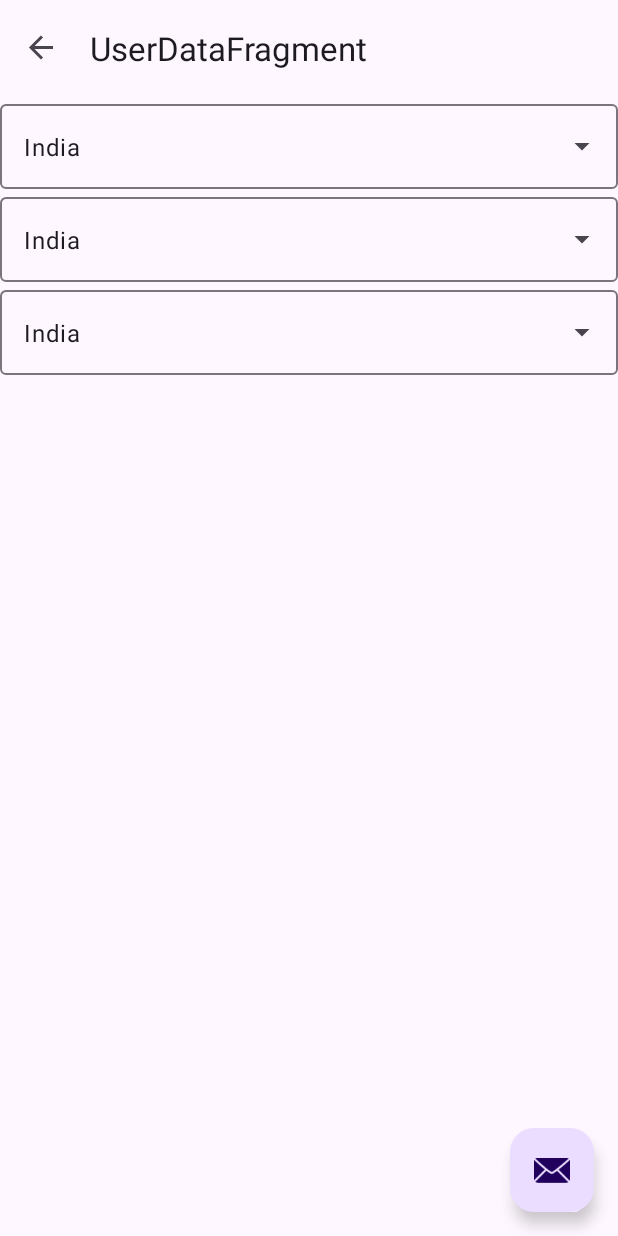
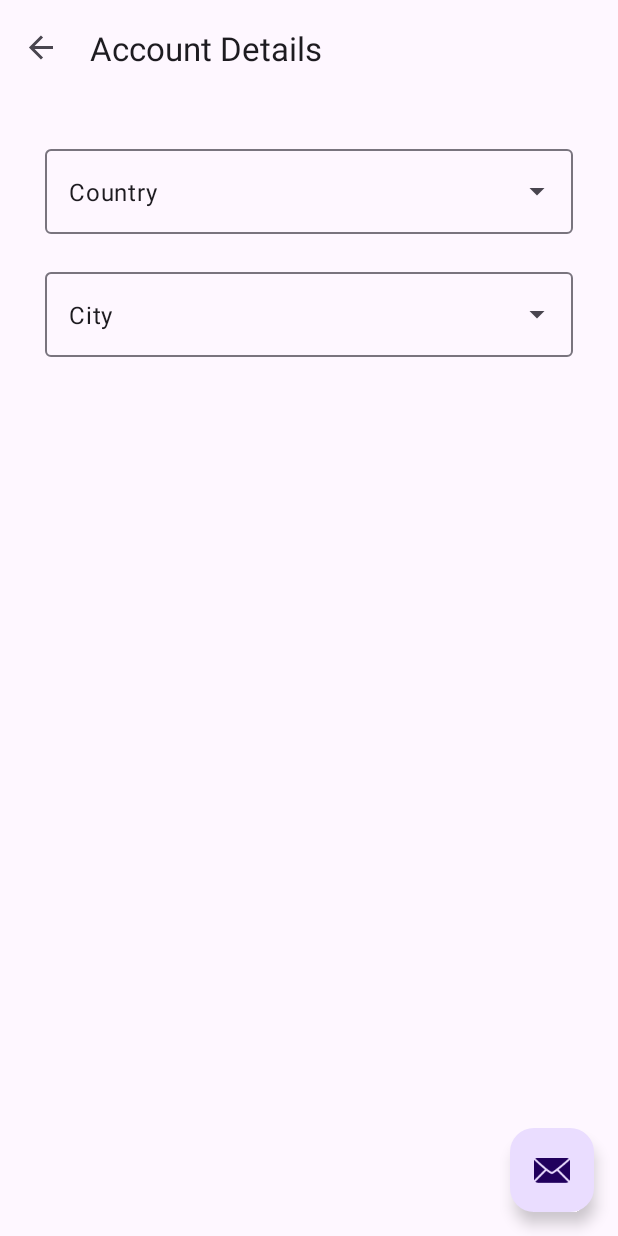
Before and after one commit to labmember003/UniKit, an Android app: the UserDataFragment screen opened through its navigation route, on a phone screen of 412 x 824 dp. Run offline under Robolectric (Android 15) with nearby library versions, the phone set to English and light mode, and no system bars; our stand-ins replace navigation-ui; 5 statements that could not run were skipped.

Commit message:
taking input of countries and states successfully

```diff
--- a/app/src/main/java/com/falcon/unikit/login/UserDataFragment.kt
+++ b/app/src/main/java/com/falcon/unikit/login/UserDataFragment.kt
@@ -1,7 +1,7 @@
 package com.falcon.unikit.login
 
+import RegionApi
 import android.R
-import android.location.Geocoder
 import android.os.Bundle
 import android.util.Log
 import android.view.LayoutInflater
@@ -11,24 +11,13 @@ import android.widget.ArrayAdapter
 import android.widget.Toast
 import androidx.fragment.app.Fragment
 import com.falcon.unikit.databinding.FragmentUserDataBinding
-import com.falcon.unikit.network.Country
-//import com.falcon.unikit.network.RegionApi
-import com.falcon.unikit.network.StateResponse
 import kotlinx.coroutines.CoroutineScope
 import kotlinx.coroutines.Dispatchers
 import kotlinx.coroutines.Job
 import kotlinx.coroutines.launch
 import java.util.*
-import com.jakewharton.retrofit2.adapter.kotlin.coroutines.CoroutineCallAdapterFactory
-import com.squareup.moshi.Moshi
-import kotlinx.coroutines.Deferred
-import okhttp3.Interceptor
-import okhttp3.OkHttpClient
-import okhttp3.Request
-import retrofit2.Retrofit
-import retrofit2.converter.moshi.MoshiConverterFactory
-import retrofit2.http.GET
 
+var countryCode = ""
 
 class UserDataFragment : Fragment() {
 
@@ -41,149 +30,41 @@ class UserDataFragment : Fragment() {
     ): View {
 
         _binding = FragmentUserDataBinding.inflate(inflater, container, false)
-
-
-        val countryCodes = Locale.getISOCountries()
-
-        val countryNames = countryCodes.map { Locale("", it).displayCountry }
-        val adapter = ArrayAdapter(requireContext(), R.layout.simple_dropdown_item_1line, countryNames)
-        binding.autoCompleteTextView.setAdapter(adapter)
-//
-//        val geocoder = Geocoder(requireContext(), Locale.getDefault())
-//        val addresses = geocoder.getFromLocationName("India", 1)
-//        val cityNames = addresses?.map { it.locality } as kotlin.collections.List
-//        val cityNamess = addresses?.map { it.locality }
-////        Toast.makeText(requireContext(), cityNamess?.get(0), Toast.LENGTH_SHORT).show()
-//        val spinnerCity = binding.spinnerCity
-//        val adapter2 = ArrayAdapter<String>(requireContext(), android.R.layout.simple_spinner_item, cityNames)
-//        spinnerCity.adapter = adapter2
-//        adapter2.setDropDownViewResource(android.R.layout.simple_spinner_dropdown_item)
-//
-//        val geocoder = Geocoder(requireContext(), Locale.getDefault())
-//        val addresses = geocoder.getFromLocationName("Australia", 100)
-//        val cityNames = addresses?.mapNotNull { it.locality }
-//        Toast.makeText(requireContext(), cityNames?.size.toString(), Toast.LENGTH_SHORT).show()
-
-
-
-
-
-        var viewModelJob = Job()
-        val coroutineScope = CoroutineScope(viewModelJob + Dispatchers.Main )
+        val viewModelJob = Job()
+        val coroutineScope = CoroutineScope(viewModelJob + Dispatchers.Main)
         coroutineScope.launch {
             try {
                 Toast.makeText(requireContext(), "IN", Toast.LENGTH_SHORT).show()
-                var countryList = RegionApi.apiService.getCountriesAsync().await().map { it.countryName } as MutableList<String>
+                val countryLists = RegionApi.apiService.getCountriesAsync().await()
+                val countryList =  countryLists.map { it.countryName } as MutableList<String>
                 val adapter2 = ArrayAdapter(requireContext(), R.layout.simple_dropdown_item_1line, countryList)
                 binding.countriesAutoCompleteTextView.setAdapter(adapter2)
-//                val stateListOfCountry = RegionApi.apiService.getStates().await()[1].cityName
-//                binding.countriesAutoCompleteTextView.setOnItemClickListener()
-//                countryList[0]
-                var statesList = RegionApi.apiService.getStates().await().map { it.cityName } as MutableList<String>
+                var statesList = RegionApi.apiService.getStates("IN").await().map { it.cityName } as MutableList<String>
                 binding.countriesAutoCompleteTextView.setOnItemClickListener { parent, view, position, id ->
-//                    Toast.makeText(requireContext(), position, Toast.LENGTH_SHORT).show()
-//                    val stateListOfCountry = RegionApi.apiService.getStates().await()[position].cityName
-//                    getStates().await().map { it.cityName } as MutableList<String>
-//                    val stateListOfCountry = RegionApi.apiService.getStates().await()
-//                    [position].cityName
-//                        setStateList(stateListOfCountry, position)
+                    binding.statesAutoCompleteTextView.setText("City")
+                    countryCode = countryLists[position].countryCode
+                    coroutineScope.launch {
+                        val stateList = RegionApi.apiService.getStates(countryCode).await().map { it.cityName } as MutableList<String>
+                        binding.statesAutoCompleteTextView.visibility = View.VISIBLE
+                        binding.stateTextInputLayout.visibility = View.VISIBLE
+                        if (stateList.isEmpty()) {
+                            binding.statesAutoCompleteTextView.visibility = View.INVISIBLE
+                            binding.stateTextInputLayout.visibility = View.INVISIBLE
+                        }
+                        val adapter3 = ArrayAdapter(requireContext(), R.layout.simple_dropdown_item_1line, stateList)
+                        binding.statesAutoCompleteTextView.setAdapter(adapter3)
+                    }
                 }
-//                fun setStateList(stateListOfCountry: String, position: Int) {
-
-//                }
             } catch (e: Exception) {
                 Log.e("tatti", e.stackTraceToString())
                 Toast.makeText(requireContext(), "OUT", Toast.LENGTH_SHORT).show()
             }
         }
-
-        var viewModelJobb = Job()
-        val coroutineScopee = CoroutineScope(viewModelJobb + Dispatchers.Main )
-        coroutineScopee.launch {
-            try {
-                Toast.makeText(requireContext(), "INn", Toast.LENGTH_SHORT).show()
-                val stateList = RegionApi.apiService.getStates().await().map { it.cityName } as MutableList<String>
-                val adapter3 = ArrayAdapter(requireContext(), R.layout.simple_dropdown_item_1line, stateList)
-                binding.statesAutoCompleteTextView.setAdapter(adapter3)
-//                Toast.makeText(requireContext(), stateList[5], Toast.LENGTH_SHORT).show()
-            } catch (e: Exception) {
-                Log.e("tatti", e.stackTraceToString())
-                Toast.makeText(requireContext(), "OUT", Toast.LENGTH_SHORT).show()
-            }
-        }
-
         return binding.root
-
-
-
-//        https://api.geonames.org
-
     }
 
     override fun onDestroyView() {
         super.onDestroyView()
         _binding = null
     }
-
-
 }
-/*
-val stateListOfCountry = RegionApi.apiService.getStates().await()[position].cityName
- */
-
-
-
-
-
-
-
-
-
-
-
-
-
-
-
-private const val BASE_URL = "https://api.countrystatecity.in/v1/"
-
-private val moshi = Moshi.Builder().build()
-
-private val retrofit = Retrofit.Builder()
-    .addConverterFactory(MoshiConverterFactory.create(moshi))
-    .addCallAdapterFactory(CoroutineCallAdapterFactory())
-    .baseUrl(BASE_URL)
-    .client(OkHttpClient().newBuilder().addInterceptor { chain: Interceptor.Chain ->
-        val original: Request = chain.request()
-        val authorized: Request = original.newBuilder()
-            .addHeader("X-CSCAPI-KEY", "R3FsUnlwVVpBSUE5RDVkTDRiZGlUSUVFT3dCajZ3aHpKSmJqQmhSTg==")
-            .build()
-        chain.proceed(authorized)
-    }.build())
-    .build()
-
-
-interface ApiService {
-    @GET("countries")
-    fun getCountriesAsync():
-            Deferred<List<Country>>
-
-    @GET("countries/IN/states")
-    fun getStates():
-            Deferred<List<StateResponse>>
-}
-
-
-/*
-client.setHostnameVerifier(new HostnameVerifier() {
-            @Override
-            public boolean verify(String hostname, SSLSession session) {
-                return true;
-            }
-        });
- */
-object RegionApi {
-    val apiService: ApiService by lazy {
-        retrofit.create(ApiService::class.java)
-    }
-}
--- a/app/src/main/res/layout/fragment_user_data.xml
+++ b/app/src/main/res/layout/fragment_user_data.xml
@@ -3,8 +3,10 @@
     xmlns:tools="http://schemas.android.com/tools"
     android:layout_width="match_parent"
     android:layout_height="match_parent"
+    android:padding="20dp"
     tools:context=".UserDataFragment"
-    android:orientation="vertical">
+    android:orientation="vertical"
+    >
 
 <!--    <Spinner-->
 <!--        android:id="@+id/spinnerCountry"-->
@@ -19,21 +21,7 @@
         style="@style/Widget.Material3.TextInputLayout.OutlinedBox.ExposedDropdownMenu"
         android:layout_width="match_parent"
         android:layout_height="wrap_content"
-        android:layout_gravity="center_horizontal">
-
-        <AutoCompleteTextView
-            android:id="@+id/autoCompleteTextView"
-            android:layout_width="match_parent"
-            android:layout_height="match_parent"
-            android:layout_weight="1"
-            android:layout_gravity="center_horizontal"
-            android:inputType="none"
-            android:text="India" />
-    </com.google.android.material.textfield.TextInputLayout>
-    <com.google.android.material.textfield.TextInputLayout
-        style="@style/Widget.Material3.TextInputLayout.OutlinedBox.ExposedDropdownMenu"
-        android:layout_width="match_parent"
-        android:layout_height="wrap_content"
+        android:padding="10dp"
         android:layout_gravity="center_horizontal">
 
         <AutoCompleteTextView
@@ -43,12 +31,14 @@
             android:layout_weight="1"
             android:layout_gravity="center_horizontal"
             android:inputType="none"
-            android:text="India" />
+            android:text="Country" />
     </com.google.android.material.textfield.TextInputLayout>
     <com.google.android.material.textfield.TextInputLayout
+        android:id="@+id/stateTextInputLayout"
         style="@style/Widget.Material3.TextInputLayout.OutlinedBox.ExposedDropdownMenu"
         android:layout_width="match_parent"
         android:layout_height="wrap_content"
+        android:padding="10dp"
         android:layout_gravity="center_horizontal">
 
         <AutoCompleteTextView
@@ -58,7 +48,7 @@
             android:layout_weight="1"
             android:layout_gravity="center_horizontal"
             android:inputType="none"
-            android:text="India" />
+            android:text="City" />
     </com.google.android.material.textfield.TextInputLayout>
 
 </LinearLayout>
--- a/app/src/main/res/navigation/nav_graph.xml
+++ b/app/src/main/res/navigation/nav_graph.xml
@@ -5,39 +5,6 @@
     android:id="@+id/nav_graph"
     app:startDestination="@id/resources">
 
-    <fragment
-        android:id="@+id/FirstFragment"
-        android:name="com.falcon.unikit.login.LoginFragment"
-        android:label="@string/first_fragment_label"
-        tools:layout="@layout/fragment_first">
-
-        <action
-            android:id="@+id/action_FirstFragment_to_SecondFragment"
-            app:destination="@id/SecondFragment" />
-        <action
-            android:id="@+id/action_FirstFragment_to_campusMap"
-            app:destination="@id/campusMap" />
-
-        <action
-            android:id="@+id/action_FirstFragment_to_subjectsFragment"
-            app:destination="@id/subjectsFragment" />
-        <action
-            android:id="@+id/action_FirstFragment_to_BranchesTabbedFragment"
-            app:destination="@id/BranchesTabbedFragment" />
-        <action
-            android:id="@+id/action_FirstFragment_to_resources"
-            app:destination="@id/resources" />
-    </fragment>
-    <fragment
-        android:id="@+id/SecondFragment"
-        android:name="com.falcon.unikit.SecondFragment"
-        android:label="@string/second_fragment_label"
-        tools:layout="@layout/fragment_second">
-
-        <action
-            android:id="@+id/action_SecondFragment_to_FirstFragment"
-            app:destination="@id/FirstFragment" />
-    </fragment>
     <fragment
         android:id="@+id/campusMap"
         android:name="com.falcon.unikit.CampusMap"
@@ -116,7 +83,7 @@
     <fragment
         android:id="@+id/userDataFragment"
         android:name="com.falcon.unikit.login.UserDataFragment"
-        android:label="UserDataFragment" />
+        android:label="Account Details" />
 </navigation>
 <!--
 app:exitAnim="@anim/fade_out"
```
Also changed, not shown: app/src/main/java/com/falcon/unikit/network/RegionApiService.kt (+45 -54 lines).
